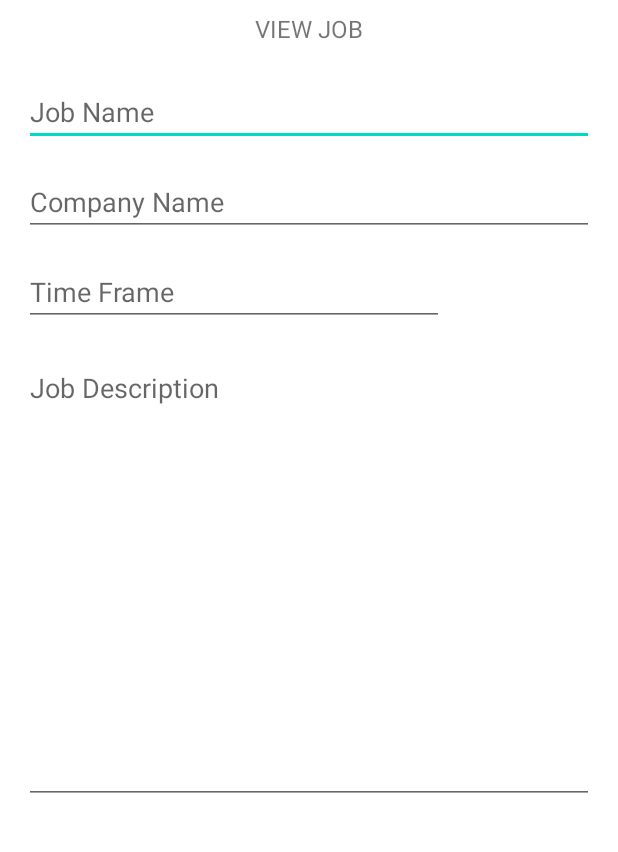
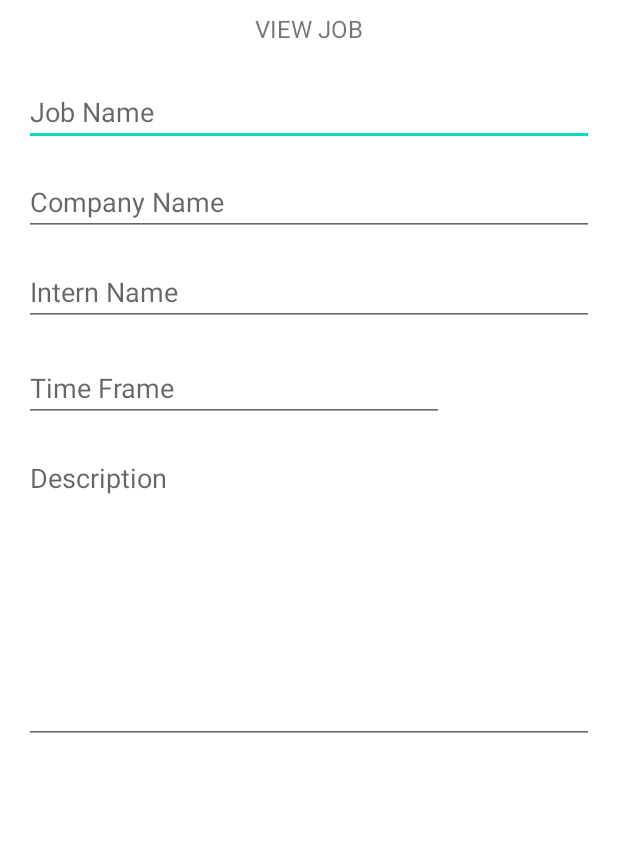
Before and after one commit to MichaelG922/Smarternships, an Android app: the ViewJobActivity screen opened directly, with no data from a screen before it, on a phone screen of 412 x 824 dp, the part 180-1032 px from its top. Run offline under Robolectric (Android 15) with nearby library versions, the phone set to English and light mode, and no system bars; 1 statement that could not run was skipped.

Commit message:
Update activity_view_job.xml

```diff
--- a/app/src/main/res/layout/activity_view_job.xml
+++ b/app/src/main/res/layout/activity_view_job.xml
@@ -39,26 +39,40 @@
         app:layout_constraintTop_toTopOf="parent" />
 
     <EditText
+        android:id="@+id/intern_name"
+        android:layout_width="0dp"
+        android:layout_height="wrap_content"
+        android:layout_marginTop="276dp"
+        android:autofillHints="Intern Name"
+        android:hint="Intern Name"
+        android:inputType="none"
+        android:selectAllOnFocus="true"
+        app:layout_constraintEnd_toEndOf="parent"
+        app:layout_constraintHorizontal_bias="1.0"
+        app:layout_constraintStart_toStartOf="parent"
+        app:layout_constraintTop_toTopOf="parent" />
+
+    <EditText
         android:id="@+id/time_frame"
         android:layout_width="0dp"
         android:layout_height="wrap_content"
-        android:layout_marginTop="276dp"
+        android:layout_marginTop="340dp"
         android:layout_marginRight="100dp"
         android:autofillHints="@string/prompt_create_job_name"
         android:hint="Time Frame"
         android:inputType="none"
         android:selectAllOnFocus="true"
         app:layout_constraintEnd_toEndOf="parent"
+        app:layout_constraintHorizontal_bias="0.121"
         app:layout_constraintStart_toStartOf="parent"
         app:layout_constraintTop_toTopOf="parent" />
 
     <EditText
-        android:id="@+id/job_description"
-        android:layout_height="300dp"
+        android:id="@+id/description"
+        android:layout_height="200dp"
         android:layout_width="0dp"
-        android:layout_marginTop="340dp"
-        android:hint="Job Description"
-        android:autofillHints="@string/prompt_create_job_description"
+        android:layout_marginTop="400dp"
+        android:hint="Description"
         android:inputType="none"
         android:gravity="top|start"
         android:selectAllOnFocus="true"
```
